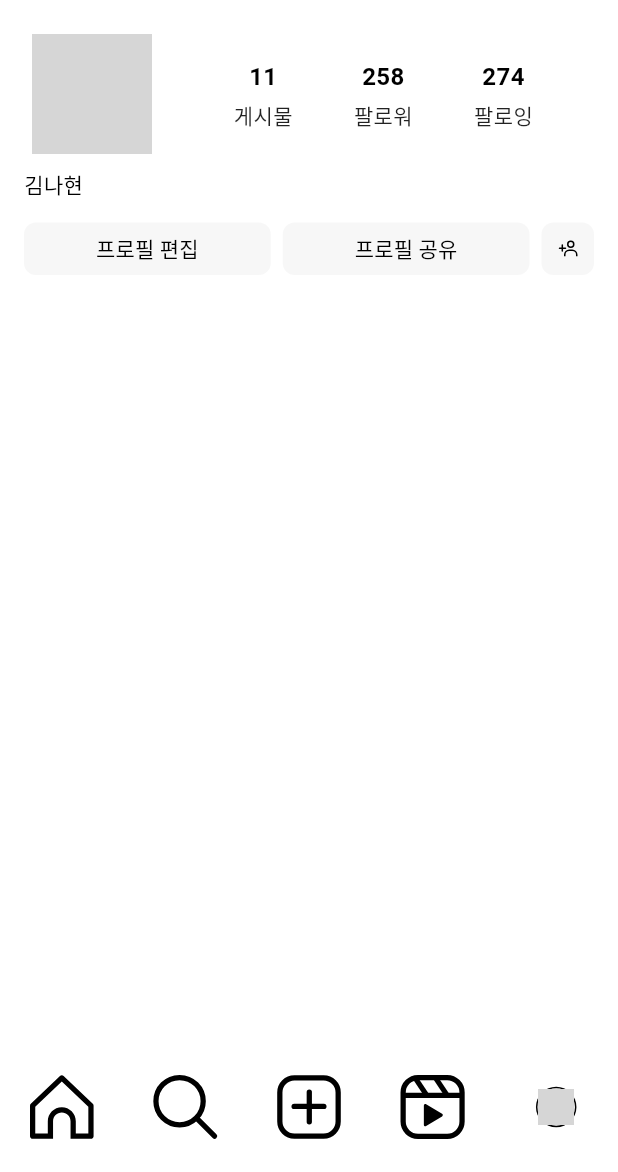
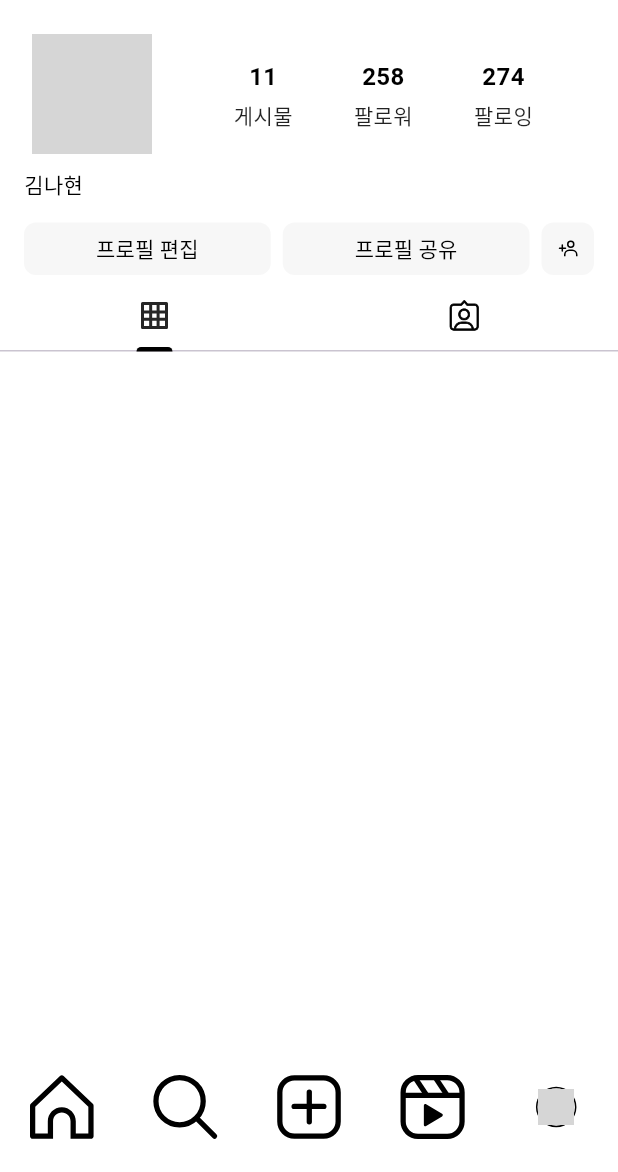
Before and after one commit to nahy-512/Flutter_Instagram, a Flutter app: the App screen opened directly, item 5 of the bottom bar chosen, on a phone screen of 412 x 824 dp, the part 64-1236 px from its top. Run offline on Flutter 3.47's test engine with Material 3 defaults, Android fonts, the phone set to English and light mode, and no system bars; our stand-ins replace flutter_svg, get; missing offline and left inert: dart:ffi; network calls fail; grey boxes are pictures that could not be loaded.

Commit message:
✨ Feat: ProfileScreen buttonLayout 및 TabBar 구현
Related to: #10

```diff
--- a/Instagram/lib/src/screens/profile/profile_screen.dart
+++ b/Instagram/lib/src/screens/profile/profile_screen.dart
@@ -19,7 +19,8 @@ class ProfileScreen extends StatelessWidget {
         scrollDirection: Axis.vertical,
         slivers: [
           _appBar(),
-          _profileLayout()
+          _profileLayout(),
+          _tabLayout()
         ],
       ),
     );
@@ -96,7 +97,7 @@ class ProfileScreen extends StatelessWidget {
     );
   }
 
-  Widget _buttonLayout() {
+  Widget _buttonLayout() { // 프로필 편집, 공유, 친구 추천
     return Container(
       height: 35,
       child: Row(
@@ -109,6 +110,58 @@ class ProfileScreen extends StatelessWidget {
           _recommendButtonWidget()
         ],
       ),
+    );
+  }
+
+  Widget _tabLayout() { // 게시물, 태그
+    return SliverToBoxAdapter(
+      child: DefaultTabController(
+        // 탭의 수 설정
+        length: 2,
+        child: Column(
+          children: [
+            //TODO: tabBar과 tabBarView 연결
+            _tabBar(),
+            // _tabBarView(),
+            // SizedBox(child: _tabBarView()),
+          ],
+        ),
+      ),
+    );
+  }
+
+  Widget _tabBar() {
+    return TabBar(
+      indicatorColor: Colors.black,
+      indicatorWeight: 1,
+      unselectedLabelColor: Colors.grey,
+      tabs: [
+        Tab(icon: SvgPicture.asset(IconsPath.post)),
+        Tab(icon: SvgPicture.asset(IconsPath.mention)),
+      ],
+    );
+  }
+
+  Widget _tabBarView() {
+    return TabBarView(
+      children: [
+        Container(
+          color: Colors.red,
+          alignment: Alignment.center,
+          child: const Text(
+            "Page 1",
+            style: TextStyle(fontSize: 40, color: Colors.black),
+          ),
+        ),
+        Container(
+          color: Colors.blue,
+          alignment: Alignment.center,
+          child: const Text(
+            "Page 2",
+            style: TextStyle(fontSize: 40, color: Colors.black),
+          ),
+        ),
+      ],
     );
   }
 
--- a/Instagram/lib/src/widgets/image_data.dart
+++ b/Instagram/lib/src/widgets/image_data.dart
@@ -66,4 +66,6 @@ class IconsPath {
   static String get friendRecommendOff => '$basePath/ic_friend_recommend.svg';
   static String get friendRecommendOn => '$basePath/ic_friend_recommend_fill.svg';
   static String get accountLock => '$basePath/ic_lock.svg';
+  static String get post => '$basePath/ic_grid.svg';
+  static String get mention => '$basePath/ic_mention.svg';
 }
```
Also changed, not shown: Instagram/assets/images/ic_grid.svg (added), Instagram/assets/images/ic_mention.svg (added).
